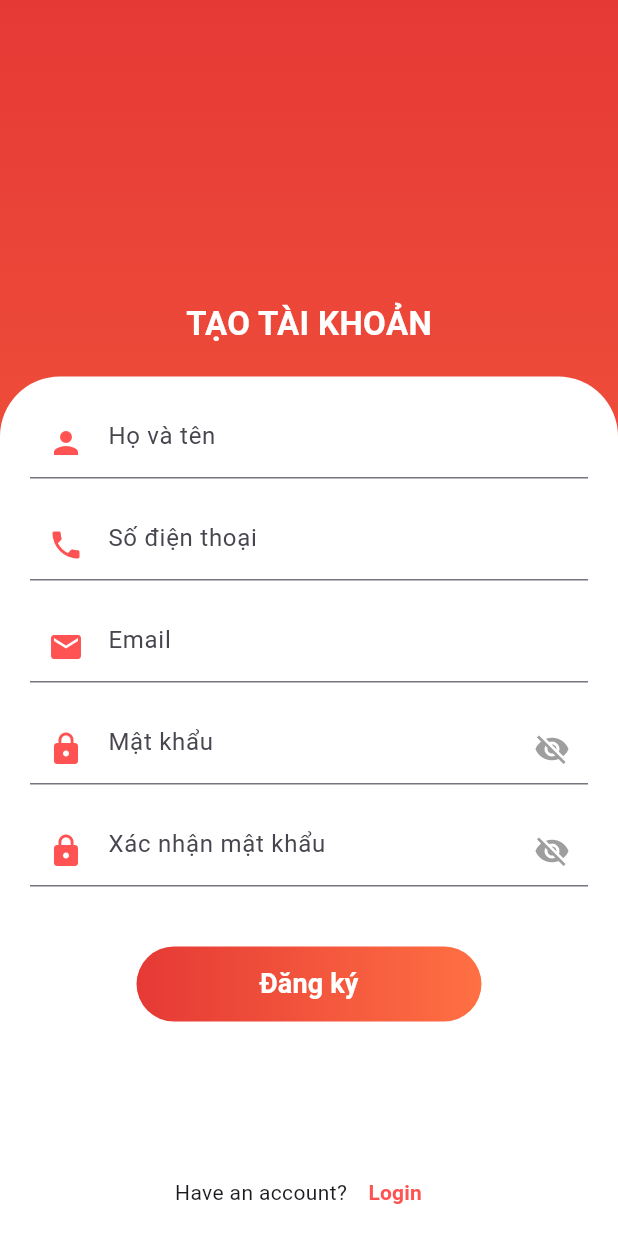
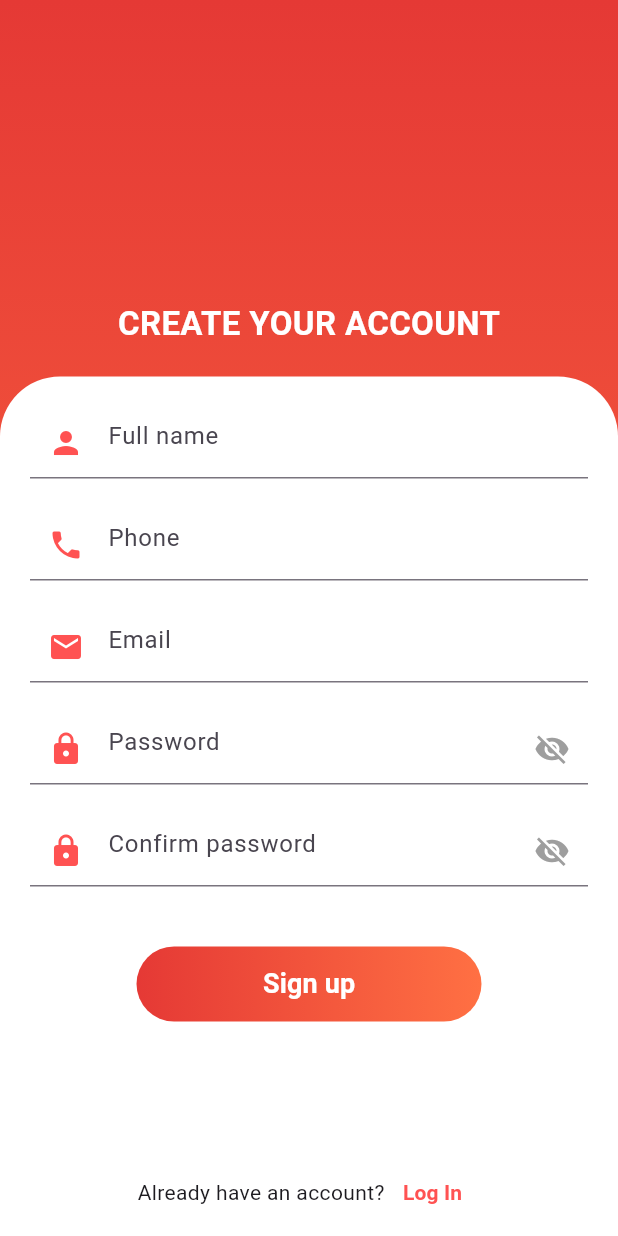
Before and after one commit to Thanhf-Quang/SignLanguage, a Flutter app: the RegisterScreen screen opened directly, on a phone screen of 412 x 824 dp. Run offline on Flutter 3.47's test engine with Material 3 defaults, Android fonts, the phone set to English and light mode, and no system bars; our stand-ins replace camera, cloud_firestore, firebase_auth, firebase_core, image_picker; missing offline and left inert: bcrypt, email_auth, encrypt; accounts and stored records are empty; network calls fail.

Commit message:
update english version

```diff
--- a/lib/controllers/LoginController.dart
+++ b/lib/controllers/LoginController.dart
@@ -2,7 +2,9 @@ import 'package:flutter/material.dart';
 import '../../services/EmailService.dart';
 import '../../services/LoginServices.dart';
 import '../../views/login/login.dart';
-import '../../views/quiz/QuizScreen.dart';
+import '../home.dart';
+
+
 
 class LoginController {
   final EmailService _emailService = EmailService();
@@ -16,17 +18,17 @@ class LoginController {
       final emailRegex = RegExp(r'^[\w-\.]+@([\w-]+\.)+[\w-]{2,4}$');
       if(!emailRegex.hasMatch(email)){
         ScaffoldMessenger.of(context).showSnackBar(
-          SnackBar(content: Text("Email không hợp lệ!")),
+          SnackBar(content: Text("Invalid email address!")),
         );
         return;
       }
 
       await LoginService.loginUser(email: email, password: password);
       ScaffoldMessenger.of(context).showSnackBar(
-        SnackBar(content: Text("Đăng nhập thành công!")),
+        SnackBar(content: Text("Login successful!")),
       );
       //chuyển hướng màn hình chính
-      Navigator.push(context, MaterialPageRoute(builder: (_)=> QuizScreen()));
+      Navigator.push(context, MaterialPageRoute(builder: (_)=> HomeScreen()));
     } catch (e) {
       final message = e.toString().replaceFirst("Exception: ", "");
       ScaffoldMessenger.of(context).showSnackBar(
@@ -38,7 +40,7 @@ class LoginController {
   Future<void> resetPassword(String email, BuildContext context) async{
     if (!(await _emailService.doesEmailExist(email.trim().toLowerCase()))) {
       ScaffoldMessenger.of(context).showSnackBar(
-          SnackBar(content: Text("Email chua được đăng ký!"))
+          SnackBar(content: Text("Email not registered!"))
       );
       return;
     }
@@ -46,7 +48,7 @@ class LoginController {
     try {
       await _emailService.sendPasswordResetEmail(email.trim().toLowerCase());
       ScaffoldMessenger.of(context).showSnackBar(
-          SnackBar(content: Text("Đã gửi email khôi phục mật khẩu. Vui lòng kiểm tra hộp thư."))
+          SnackBar(content: Text("Password reset email sent. Please check your inbox."))
       );
       Navigator.push(context, MaterialPageRoute(builder: (_)=> LoginScreen()));
     } catch (e) {
--- a/lib/controllers/RegisterController.dart
+++ b/lib/controllers/RegisterController.dart
@@ -17,35 +17,35 @@ class RegisterController{
     final passwordRegex = RegExp(r'^(?=.*[a-z])(?=.*[A-Z])(?=.*[\W_]).{6,}$');
 
     if(username.isEmpty || phone.isEmpty || email.isEmpty || password.isEmpty || rePass.isEmpty) {
-      return "Vui lòng điền đầy đủ thông tin!";
+      return "Please fill in all required fields!";
     }
 
     if(!usernameRegex.hasMatch(username)){
-      return "Username không được chứa ký tự đặc biệt";
+      return "Username cannot contain special characters.";
     }
 
     if(!phoneRegex.hasMatch(phone)){
-      return "Số điện thoại chỉ được chứa các chữ số!";
+      return "Phone number can only contain digits!";
     }
 
     if(phone.length != 10){
-      return "Độ dài số điện thoại chỉ được bằng 10!";
+      return "Phone number must be 10 digits long!";
     }
 
     if (!emailRegex.hasMatch(email)) {
-      return "Email không đúng định dạng.";
+      return "Invalid email format.";
     }
 
     if (password != rePass) {
-      return "Mật khẩu và xác nhận mật khẩu không khớp.";
+      return "Passwords do not match.";
     }
 
     if (!passwordRegex.hasMatch(password)) {
-      return "Mật khẩu phải chứa ít nhất 1 chữ hoa, 1 chữ thường và 1 ký tự đặc biệt.";
+      return "Password must contain at least 1 uppercase letter, 1 lowercase letter, and 1 special character.";
     }
 
     if(password.length < 8 ){
-      return "Mật khẩu phải chứa ít nhất 8 ký tự!";
+      return "Password must be at least 8 characters long!";
     }
     return null;
   }
--- a/lib/controllers/edit_profile_controller.dart
+++ b/lib/controllers/edit_profile_controller.dart
@@ -3,8 +3,9 @@ import 'dart:convert';
 import 'package:image_picker/image_picker.dart';
 import 'package:cloud_firestore/cloud_firestore.dart';
 import 'package:http/http.dart' as http;
-import '../models/User.dart';
+import '../models/Users.dart';
 import 'package:firebase_auth/firebase_auth.dart';
+import '../constants/Encryption.dart';
 
 class EditProfileController {
   final CollectionReference usersCollection =
@@ -17,15 +18,33 @@ class EditProfileController {
   Future<Users?> loadUserProfile() async {
     final doc = await usersCollection.doc(userId).get();
     if (doc.exists) {
-      return Users.fromMap(doc.data() as Map<String, dynamic>);
+      final data = doc.data() as Map<String, dynamic>;
+
+      // Giải mã email và phone nếu bị mã hóa
+      final decryptedEmail = decryptText(data['email']);
+      final decryptedPhone = decryptText(data['phone']);
+
+      return Users.fromMap({
+        'uid': userId,
+        'name': data['name'],
+        'email': decryptedEmail,
+        'phone': decryptedPhone,
+        'role': data['role'],
+        'birthday': data['birthday'],
+        'avtURL': data['avtURL'],
+      });
     }
     return null;
   }
 
-  Future<void> updateUserProfile(String name, String phone) async {
+
+  Future<void> updateUserProfile(String name, String phone, String birthday, String role) async {
+    final encryptedPhone = encryptText(phone);
     await usersCollection.doc(userId).update({
       'name': name,
-      'phone': phone,
+      'phone': encryptedPhone,
+      'birthday': birthday,
+      'role': role,
     });
   }
 
--- a/lib/home.dart
+++ b/lib/home.dart
@@ -1,7 +1,7 @@
 import 'package:camera/camera.dart';
 import 'package:flutter/material.dart';
-import 'views/detection_screen.dart';
-import 'views/edit_profile.dart';
+import 'views/detection/detection_screen.dart';
+import 'views/profile/edit_profile.dart';
 
 class HomeScreen extends StatelessWidget {
   const HomeScreen({super.key});
--- a/lib/main_home.dart
+++ b/lib/main_home.dart
@@ -1,7 +1,9 @@
 import 'package:flutter/material.dart';
 import 'package:camera/camera.dart';
+import 'package:hand_sign/views/login/login.dart';
 import './home.dart';
 import 'package:firebase_core/firebase_core.dart';
+import 'views/login/login.dart';
 
 
 late List<CameraDescription> cameras;
@@ -21,7 +23,7 @@ class MyApp extends StatelessWidget {
     return MaterialApp(
       title: 'Hand Gesture Recognition',
       debugShowCheckedModeBanner: false,
-      home: const HomeScreen(),
+      home: HomeScreen(),
     );
   }
 }
--- a/lib/services/EmailService.dart
+++ b/lib/services/EmailService.dart
@@ -17,14 +17,14 @@ class EmailService{
       } on FirebaseAuthException catch (e) {
         switch (e.code) {
           case 'invalid-email':
-            throw Exception('Email không hợp lệ.');
+            throw Exception('Invalid email address.');
           case 'user-not-found':
-            throw Exception('Không tìm thấy tài khoản với email này.');
+            throw Exception('No account found with this email.');
           case 'too-many-requests':
             throw Exception(
-                'Bạn đã gửi quá nhiều yêu cầu. Vui lòng thử lại sau.');
+                'Too many requests. Please try again later.');
           default:
-            throw Exception('Lỗi không xác định: ${e.message}');
+            throw Exception('Unknown error: ${e.message}');
         }
       }
     }
@@ -37,13 +37,13 @@ class EmailService{
      } on FirebaseAuthException catch (e) {
        switch (e.code) {
          case 'invalid-email':
-           throw Exception('Email không hợp lệ.');
+           throw Exception('Invalid email address.');
          case 'user-not-found':
-           throw Exception('Không tìm thấy tài khoản với email này.');
+           throw Exception('No account found with this email.');
          case 'too-many-requests':
-           throw Exception('Bạn đã gửi quá nhiều yêu cầu. Vui lòng thử lại sau.');
+           throw Exception('Too many requests. Please try again later.');
          default:
-           throw Exception('Lỗi không xác định: ${e.message}');
+           throw Exception('Unknown error: ${e.message}');
        }
      }
   }
--- a/lib/services/LoginServices.dart
+++ b/lib/services/LoginServices.dart
@@ -40,17 +40,17 @@ class LoginService {
   static String _mapFirebaseAuthError(FirebaseAuthException e) {
     switch (e.code) {
       case 'user-not-found':
-        return 'Không tìm thấy tài khoản với email này.';
+        return 'No account found with this email address.';
       case 'wrong-password':
-        return 'Mật khẩu không chính xác.';
+        return 'Incorrect password.';
       case 'invalid-email':
-        return 'Email không hợp lệ.';
+        return 'Invalid email address.';
       case 'user-disabled':
-        return 'Tài khoản này đã bị vô hiệu hóa.';
+        return 'This account has been disabled.';
       case 'invalid-credential':
-        return 'Thông tin đăng nhập không chính xác!';
+        return 'Incorrect login information!';
       default:
-        return 'Lỗi đăng nhập: ${e.message}';
+        return 'Login error: ${e.message}';
     }
   }
 
--- a/lib/services/RegisterService.dart
+++ b/lib/services/RegisterService.dart
@@ -20,7 +20,7 @@ class RegisterService{
           .get();
 
       if (existingUsers.docs.isNotEmpty) {
-        throw Exception('Email này đã được đăng ký trước đó.');
+        throw Exception('This email address already exists.');
       }
 
       final encryptedPhone = encryptText(phone);
@@ -30,9 +30,9 @@ class RegisterService{
         'email': encryptedEmail,
         'phone': encryptedPhone,
         'name': name,
-        'role': 'student',
+        'role': 'Student',
         'birthday': '',
-        'avtURL': '' //sửa avtUrl mặc định ở đây
+        'avtURL': 'https://res.cloudinary.com/dmdcyhkkl/image/upload/v1746109808/oq4jbsjgqytaztschvhw.jpg' //sửa avtUrl mặc định ở đây
       });
     } catch(e){
       throw Exception(e.toString());
--- a/lib/views/detection_screen.dart
+++ b/lib/views/detection/detection_screen.dart
@@ -1,7 +1,7 @@
 import 'dart:async';
 import 'package:flutter/material.dart';
 import 'package:camera/camera.dart';
-import '../controllers/detection_controller.dart';
+import '../../controllers/detection_controller.dart';
 
 Timer? _timer;
 String recognizedText = "";
@@ -57,7 +57,7 @@ class _DetectionScreenState extends State<DetectionScreen> {
     return Scaffold(
       appBar: AppBar(
         backgroundColor: Color(0xFFFFFCF3),
-        title: Text('Nhận Diện', style: TextStyle(fontWeight: FontWeight.bold)),
+        title: Text('Hand Gesture Recognition', style: TextStyle(fontWeight: FontWeight.bold)),
         centerTitle: true,
       ),
       body: Container(
--- a/lib/views/login/VerifyEmailScreen.dart
+++ b/lib/views/login/VerifyEmailScreen.dart
@@ -3,7 +3,7 @@ import 'package:flutter/material.dart';
 import 'package:firebase_auth/firebase_auth.dart';
 import 'package:hand_sign/controllers/RegisterController.dart';
 import '../login/login.dart';
-import '../quiz/QuizScreen.dart';
+//import '../quiz/QuizScreen.dart';
 import '../../widgets/custom/CustomAppBar.dart';
 import '../../services/EmailService.dart';
 import '../register/registerScreen.dart';
@@ -36,7 +36,7 @@ class _VerifyEmailScreenState extends State<VerifyEmailScreen> {
     final user = _auth.currentUser;
     if (user == null) {
       ScaffoldMessenger.of(context).showSnackBar(
-        const SnackBar(content: Text('Không tìm thấy người dùng.')),
+        const SnackBar(content: Text('User not found.')),
       );
       return;
     }
@@ -60,7 +60,7 @@ class _VerifyEmailScreenState extends State<VerifyEmailScreen> {
       );
 
       ScaffoldMessenger.of(context).showSnackBar(
-        const SnackBar(content: Text('Đăng ký thành công!')),
+        const SnackBar(content: Text('Registration successful!')),
       );
 
       Navigator.pushAndRemoveUntil(
@@ -70,7 +70,7 @@ class _VerifyEmailScreenState extends State<VerifyEmailScreen> {
       );
     } else {
       ScaffoldMessenger.of(context).showSnackBar(
-        const SnackBar(content: Text('Bạn chưa xác thực email!')),
+        const SnackBar(content: Text('Your email address is not verified!')),
       );
     }
   }
@@ -83,7 +83,7 @@ class _VerifyEmailScreenState extends State<VerifyEmailScreen> {
       setState(() => isLoading = false);
 
       ScaffoldMessenger.of(context).showSnackBar(
-        const SnackBar(content: Text('Đã gửi lại email xác thực!')),
+        const SnackBar(content: Text('Verification email resent!')),
       );
     }catch(e){
       ScaffoldMessenger.of(context).showSnackBar(
@@ -109,14 +109,14 @@ class _VerifyEmailScreenState extends State<VerifyEmailScreen> {
 @override
   Widget build(BuildContext context) {
     return Scaffold(
-      appBar: CustomAppBar(title: "Xác thực email", showBackButton: false,),
+      appBar: CustomAppBar(title: "Email Verification", showBackButton: false,),
       body: Padding(
         padding: const EdgeInsets.all(24.0),
         child: Column(
           crossAxisAlignment: CrossAxisAlignment.start,
           children: [
             Text(
-              ' Chúng tôi đã gửi một email xác thực đến:',
+              'We have sent a verification email to:',
               style: Theme.of(context).textTheme.bodyLarge,
             ),
             const SizedBox(height: 8),
@@ -124,18 +124,18 @@ class _VerifyEmailScreenState extends State<VerifyEmailScreen> {
             const SizedBox(height: 24),
             Image.asset("assets/images/email-sending.jfif", height: 361, width: 433,),
             _buildOption(
-                textQuestion: "Không nhận được email?",
-                textAction: "Gửi lại email xác thực",
+                textQuestion: "Didn't receive the email?",
+                textAction: "Resend verification email",
                 onPressed: isLoading ? null : resendEmail,
             ),
             _buildOption(
-              textQuestion: "Bạn đã xác thực?",
-              textAction: "Đã xác thực",
+              textQuestion: "Already verified?",
+              textAction: "Verified",
               onPressed: checkEmailVerified,
             ),
             _buildOption(
-              textQuestion: "Email không đúng?",
-              textAction: "Đăng ký lại",
+              textQuestion: "Incorrect email?",
+              textAction: "Register again",
               onPressed: cancelAndRestart,
             ),
           ],
--- a/lib/views/login/forgotPassScreen.dart
+++ b/lib/views/login/forgotPassScreen.dart
@@ -19,7 +19,7 @@ class _ForgotPassScreenState extends State<ForgotPassScreen> {
     final email = _emailController.text.trim();
     if (email.isEmpty) {
       ScaffoldMessenger.of(context).showSnackBar(
-        SnackBar(content: Text('Vui lòng nhập email')),
+        SnackBar(content: Text('Please enter your email address.')),
       );
       return;
     }
@@ -29,7 +29,7 @@ class _ForgotPassScreenState extends State<ForgotPassScreen> {
       _loginController.resetPassword(email, context);
     }else{
       ScaffoldMessenger.of(context).showSnackBar(
-        SnackBar(content: Text('Vui lòng sử dụng email tài khoản của bạn')),
+        SnackBar(content: Text('Please use your email address.')),
       );
       return;
     }
@@ -52,7 +52,7 @@ class _ForgotPassScreenState extends State<ForgotPassScreen> {
           crossAxisAlignment: CrossAxisAlignment.center,
           children: [
             Text(
-              "QUÊN MẬT KHẨU?",
+              "FORGOT PASSWORD?",
               style: TextStyle(
                 fontSize: 22,
                 fontWeight: FontWeight.bold,
@@ -60,16 +60,16 @@ class _ForgotPassScreenState extends State<ForgotPassScreen> {
               ),
             ),
             Text(
-              "Vui lòng nhập email để nhận liên kết đặt lại mật khẩu.",
+              "Please enter your email address to receive a password reset link.",
               style: TextStyle(
                 color: Colors.grey,
               ),
             ),
             const SizedBox(height: 30,),
-            _buildInputField(Icons.person, "Nhập email"),
+            _buildInputField(Icons.person, "Enter your email"),
             const SizedBox(height: 30,),
             CustomButton(
-                text: "Tiếp theo",
+                text: "Submit",
                 textColor: Colors.white,
                 gradientColors: [Color(0xFFFF1A63), Color(0xFFFF8595)],
                 onPressed: _handleResetPassword,
--- a/lib/views/login/login.dart
+++ b/lib/views/login/login.dart
@@ -3,7 +3,7 @@ import '../../controllers/LoginController.dart';
 import '../../services/EmailService.dart';
 import '../../widgets/custom/customButton.dart';
 import '../register/registerScreen.dart';
-import '../login/forgotPassScreen.dart';
+import './forgotPassScreen.dart';
 
 class LoginScreen extends StatefulWidget {
   @override
@@ -24,7 +24,7 @@ class _LoginScreenState extends State<LoginScreen> {
 
     if (email.isEmpty || password.isEmpty) {
       ScaffoldMessenger.of(context).showSnackBar(
-        SnackBar(content: Text('Vui lòng nhập đầy đủ email và mật khẩu.')),
+        SnackBar(content: Text('Please enter your email and password')),
       );
       return;
     }
@@ -36,7 +36,7 @@ class _LoginScreenState extends State<LoginScreen> {
     final emailRegex = RegExp(r'^[\w-\.]+@([\w-]+\.)+[\w-]{2,4}$');
     if(!emailRegex.hasMatch(email)){
       ScaffoldMessenger.of(context).showSnackBar(
-        SnackBar(content: Text("Email không hợp lệ!")),
+        SnackBar(content: Text("Invalid email address!")),
       );
       return;
     }
@@ -89,7 +89,7 @@ class _LoginScreenState extends State<LoginScreen> {
                         //forgot button
                         child: TextButton(
                             onPressed: () => resetPassword(_emailController.text.trim()),
-                            child: const Text("Quên mật khẩu?",style: TextStyle(color: Colors.redAccent, fontWeight: FontWeight.bold),)
+                            child: const Text("Forgot password?",style: TextStyle(color: Colors.redAccent, fontWeight: FontWeight.bold),)
                         ),
                         ),
                       const SizedBox(height: 20,),
@@ -158,7 +158,7 @@ class _LoginScreenState extends State<LoginScreen> {
     return Row(
       mainAxisAlignment: MainAxisAlignment.center,
       children: [
-        const Text("Chưa có tài khoản?"),
+        const Text("Don't have an account?"),
         TextButton(
            // handle event register
             onPressed: (){
@@ -167,7 +167,7 @@ class _LoginScreenState extends State<LoginScreen> {
                 MaterialPageRoute(builder: (context) => RegisterScreen())
               );
             },
-            child: const Text("Đăng ký",style: TextStyle(color: Colors.redAccent, fontWeight: FontWeight.bold),))
+            child: const Text("Sign up",style: TextStyle(color: Colors.redAccent, fontWeight: FontWeight.bold),))
       ],
     );
   }
--- a/lib/views/register/registerScreen.dart
+++ b/lib/views/register/registerScreen.dart
@@ -60,7 +60,7 @@ class _RegisterScreenState extends State<RegisterScreen> {
           children: [
             const SizedBox(height: 200),
             const Text(
-              "TẠO TÀI KHOẢN",
+              "CREATE YOUR ACCOUNT",
               style: TextStyle(
                 fontSize: 22,
                 fontWeight: FontWeight.bold,
@@ -81,20 +81,20 @@ class _RegisterScreenState extends State<RegisterScreen> {
                 child: Column(
                   crossAxisAlignment: CrossAxisAlignment.center,
                   children: [
-                    _buildInputField(Icons.person, "Họ và tên", _usernameController),
+                    _buildInputField(Icons.person, "Full name", _usernameController),
                     const SizedBox(height: 20),
-                    _buildInputField(Icons.phone, "Số điện thoại", _phoneController),
+                    _buildInputField(Icons.phone, "Phone", _phoneController),
                     const SizedBox(height: 20),
                     _buildInputField(Icons.email, "Email", _emailController),
                     const SizedBox(height: 20),
-                    _buildPasswordField("Mật khẩu", _passwordController),
+                    _buildPasswordField("Password", _passwordController),
                     const SizedBox(height: 20,),
-                    _buildPasswordField("Xác nhận mật khẩu", _rePasswordController),
+                    _buildPasswordField("Confirm password", _rePasswordController),
                     const SizedBox(height: 40,),
 
                     //button
                     CustomButton(
-                        text: "Đăng ký",
+                        text: "Sign up",
                         textColor: Colors.white,
                         gradientColors: [Color(0xFFE53935), Color(0xFFFF7043)],
                         onPressed: (){
@@ -161,7 +161,7 @@ class _RegisterScreenState extends State<RegisterScreen> {
     return Row(
       mainAxisAlignment: MainAxisAlignment.center,
       children: [
-        const Text("Have an account?"),
+        const Text("Already have an account?"),
         TextButton(
           // handle event register
             onPressed: (){
@@ -170,7 +170,7 @@ class _RegisterScreenState extends State<RegisterScreen> {
                   MaterialPageRoute(builder: (context) => LoginScreen())
               );
             },
-            child: const Text("Login",style: TextStyle(color: Colors.redAccent, fontWeight: FontWeight.bold),))
+            child: const Text("Log In",style: TextStyle(color: Colors.redAccent, fontWeight: FontWeight.bold),))
       ],
     );
   }
--- a/pubspec.yaml
+++ b/pubspec.yaml
@@ -43,6 +43,10 @@ dependencies:
   path_provider: ^2.1.5
   path: ^1.9.1
   image_picker: ^1.1.2
+  intl: ^0.20.2
+  bcrypt: ^1.1.3
+  encrypt: ^5.0.3
+  email_auth: ^2.0.0
 
 dev_dependencies:
   flutter_test:
```
Also changed, not shown: lib/models/User.dart (deleted, +0 -72 lines), lib/services/UserServices.dart (+0 -14 lines), lib/views/profile/edit_profile.dart (renamed from lib/views/edit_profile.dart, +135 -26 lines), pubspec.lock, 5 other files.
